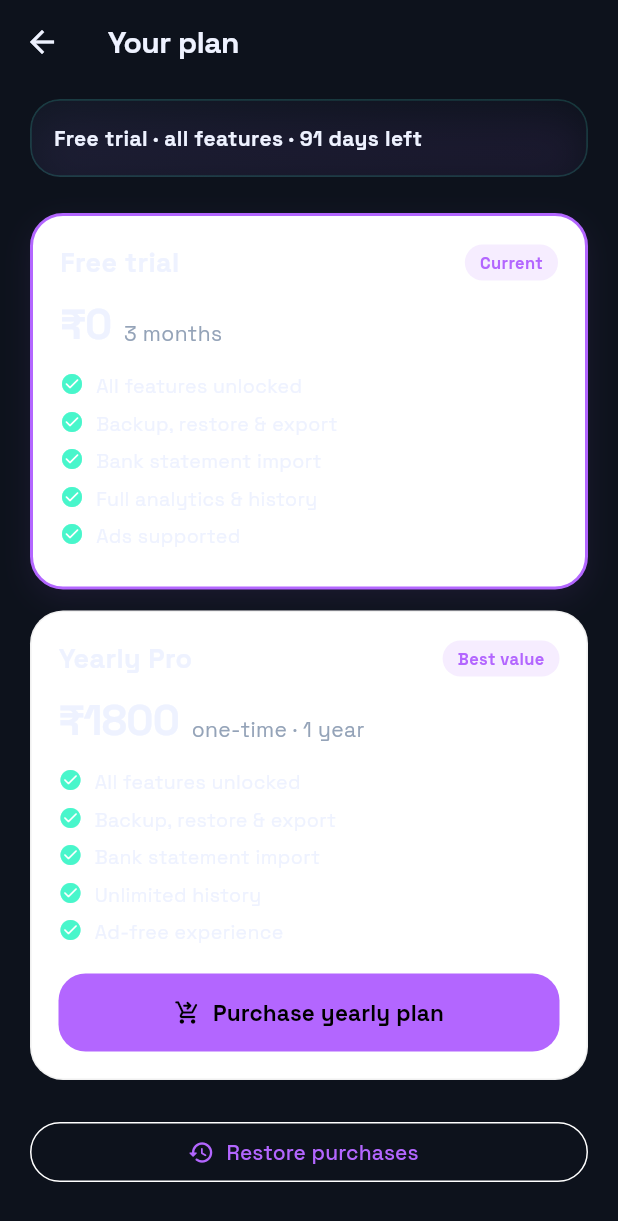
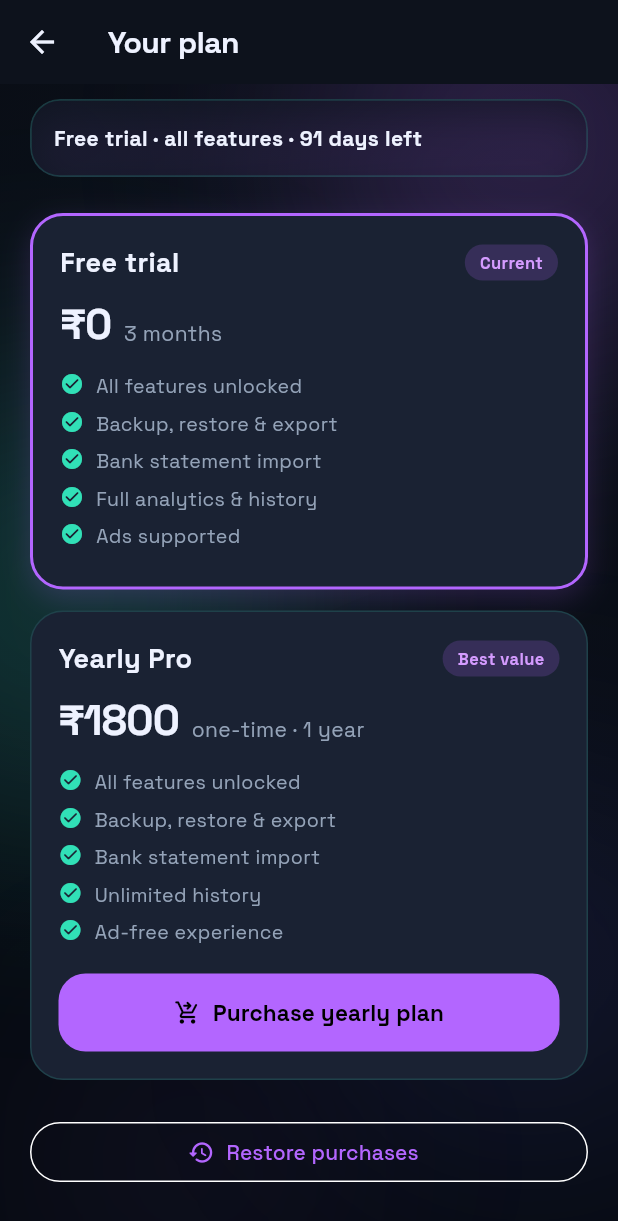
Before and after one commit to 2207krish/Household_Expense, a Flutter app: the SubscriptionScreen screen opened directly with empty values, scrolled down 110 dp, on a phone screen of 412 x 824 dp. Shown: the top 1221 px of the screen. Run offline on Flutter 3.47's test engine with Material 3 defaults, Android fonts, the phone set to English and light mode, and no system bars; our stand-ins replace csv, fl_chart, flutter_animate, flutter_secure_storage, google_fonts, google_mobile_ads and 8 more; missing offline and left inert: cryptography, excel, excel2003, file_selector, flutter_email_sender, spreadsheet_decoder and 2 more; accounts and stored records are empty; network calls fail.

Commit message:
Fix light surfaces on import, plans, and related screens.
Keep the iOS UI fully dark by theming statement cards, plan cards, forms, help tiles, and dialogs, and hide the Home Add Expense FAB.

Co-authored-by: Cursor <cursoragent@cursor.com>

```diff
--- a/lib/main.dart
+++ b/lib/main.dart
@@ -86,6 +86,8 @@ class ExpenseTrackerApp extends StatelessWidget {
       title: 'Household Expense Tracker !!',
 
       theme: AppTheme.light,
+      darkTheme: AppTheme.light,
+      themeMode: ThemeMode.dark,
       builder: (context, child) {
         final mq = MediaQuery.of(context);
         return MediaQuery(
@@ -1753,7 +1755,7 @@ class _ExpenseScreenState extends State<ExpenseScreen> with WidgetsBindingObserv
         ),
         ),
       ),
-      floatingActionButton: _currentTab == 1 || _currentTab == 0
+      floatingActionButton: _currentTab == 1
           ? Padding(
               padding: EdgeInsets.only(bottom: fabBottom),
               child: GlassFab(
--- a/lib/screens/help_about_screen.dart
+++ b/lib/screens/help_about_screen.dart
@@ -356,7 +356,7 @@ class _HelpTile extends StatelessWidget {
   @override
   Widget build(BuildContext context) {
     return Material(
-      color: Colors.white,
+      color: AppColors.card,
       borderRadius: BorderRadius.circular(18),
       child: InkWell(
         onTap: () {
@@ -386,6 +386,7 @@ class _HelpTile extends StatelessWidget {
                       style: const TextStyle(
                         fontWeight: FontWeight.w800,
                         fontSize: 15,
+                        color: AppColors.textPrimary,
                       ),
                     ),
                     Text(
--- a/lib/screens/subscription_screen.dart
+++ b/lib/screens/subscription_screen.dart
@@ -8,6 +8,7 @@ import '../theme/app_theme.dart';
 import '../widgets/ui/glass_surface.dart';
 import '../widgets/ui/app_scaffold.dart';
 import '../widgets/ui/app_logo.dart';
+import '../widgets/ui/mesh_background.dart';
 
 /// Plan selection and purchase screen.
 class SubscriptionScreen extends StatefulWidget {
@@ -101,7 +102,8 @@ class _SubscriptionScreenState extends State<SubscriptionScreen> {
           title: Text(widget.blocking ? 'Purchase required' : 'Your plan'),
           automaticallyImplyLeading: canDismiss,
         ),
-        body: ListView(
+        body: MeshBackground(
+          child: ListView(
           padding: const EdgeInsets.fromLTRB(20, 8, 20, 32),
           children: [
             const Center(child: AppLogo(size: 96)),
@@ -183,6 +185,7 @@ class _SubscriptionScreenState extends State<SubscriptionScreen> {
             ],
           ],
         ),
+        ),
       ),
     );
   }
@@ -215,17 +218,17 @@ class _PlanCard extends StatelessWidget {
         ? AppColors.primary
         : highlight
             ? AppColors.income.withValues(alpha: 0.4)
-            : Colors.black.withValues(alpha: 0.06);
+            : AppColors.accent.withValues(alpha: 0.14);
 
     return Container(
       decoration: BoxDecoration(
-        color: Colors.white,
+        color: AppColors.card,
         borderRadius: BorderRadius.circular(22),
         border: Border.all(color: borderColor, width: selected ? 2 : 1),
         boxShadow: [
           if (highlight)
             BoxShadow(
-              color: AppColors.primary.withValues(alpha: 0.08),
+              color: AppColors.primary.withValues(alpha: 0.18),
               blurRadius: 16,
               offset: const Offset(0, 6),
             ),
@@ -242,6 +245,7 @@ class _PlanCard extends StatelessWidget {
                 style: const TextStyle(
                   fontSize: 18,
                   fontWeight: FontWeight.w800,
+                  color: AppColors.textPrimary,
                 ),
               ),
               const Spacer(),
@@ -249,7 +253,7 @@ class _PlanCard extends StatelessWidget {
                 Container(
                   padding: const EdgeInsets.symmetric(horizontal: 10, vertical: 4),
                   decoration: BoxDecoration(
-                    color: AppColors.primary.withValues(alpha: 0.12),
+                    color: AppColors.primary.withValues(alpha: 0.18),
                     borderRadius: BorderRadius.circular(20),
                   ),
                   child: Text(
@@ -257,7 +261,7 @@ class _PlanCard extends StatelessWidget {
                     style: const TextStyle(
                       fontSize: 11,
                       fontWeight: FontWeight.w700,
-                      color: AppColors.primary,
+                      color: AppColors.primaryLight,
                     ),
                   ),
                 ),
@@ -273,6 +277,7 @@ class _PlanCard extends StatelessWidget {
                   fontSize: 28,
                   fontWeight: FontWeight.w800,
                   letterSpacing: -0.5,
+                  color: AppColors.textPrimary,
                 ),
               ),
               const SizedBox(width: 8),
@@ -298,7 +303,15 @@ class _PlanCard extends StatelessWidget {
                     color: AppColors.income.withValues(alpha: 0.9),
                   ),
                   const SizedBox(width: 8),
-                  Expanded(child: Text(f, style: const TextStyle(fontSize: 13))),
+                  Expanded(
+                    child: Text(
+                      f,
+                      style: const TextStyle(
+                        fontSize: 13,
+                        color: AppColors.textSecondary,
+                      ),
+                    ),
+                  ),
                 ],
               ),
             ),
```
Also changed, not shown: lib/screens/import_preview_screen.dart (+29 -12 lines), lib/theme/app_theme.dart (+45 -0 lines), lib/widgets/ads/ad_banner_host.dart (+4 -4 lines), lib/widgets/expense_entry_card.dart (+18 -7 lines).
